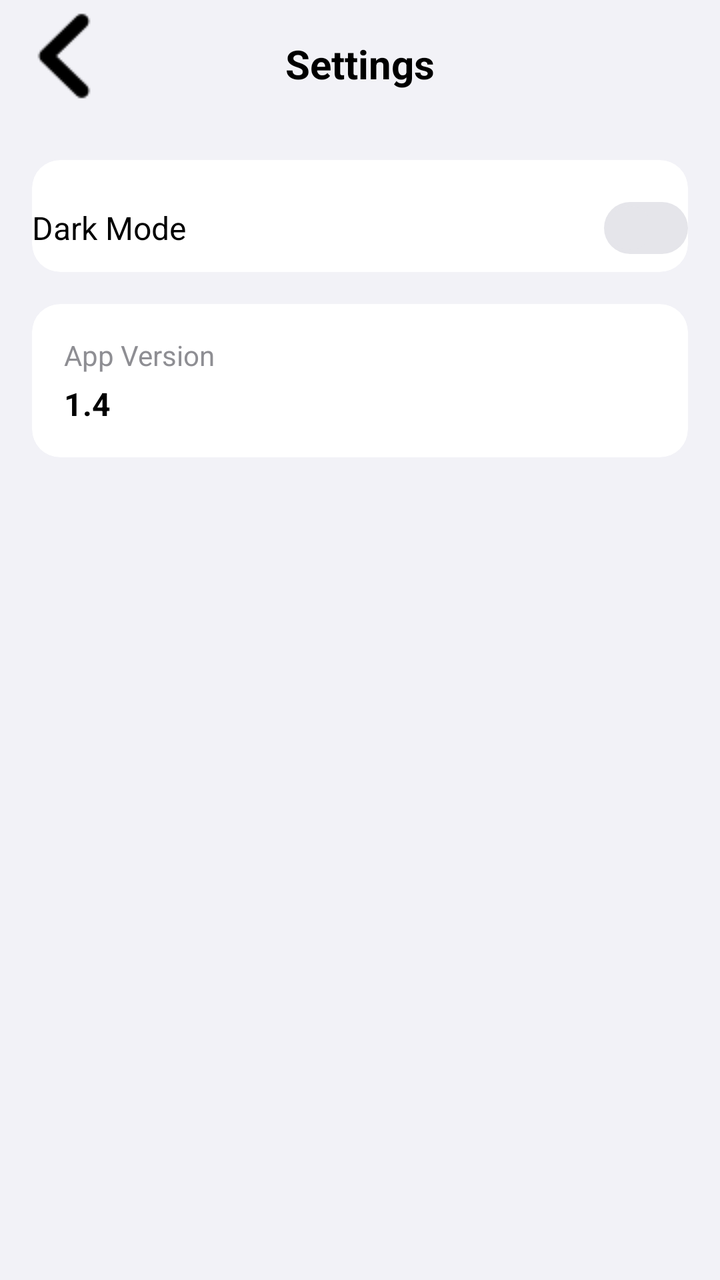
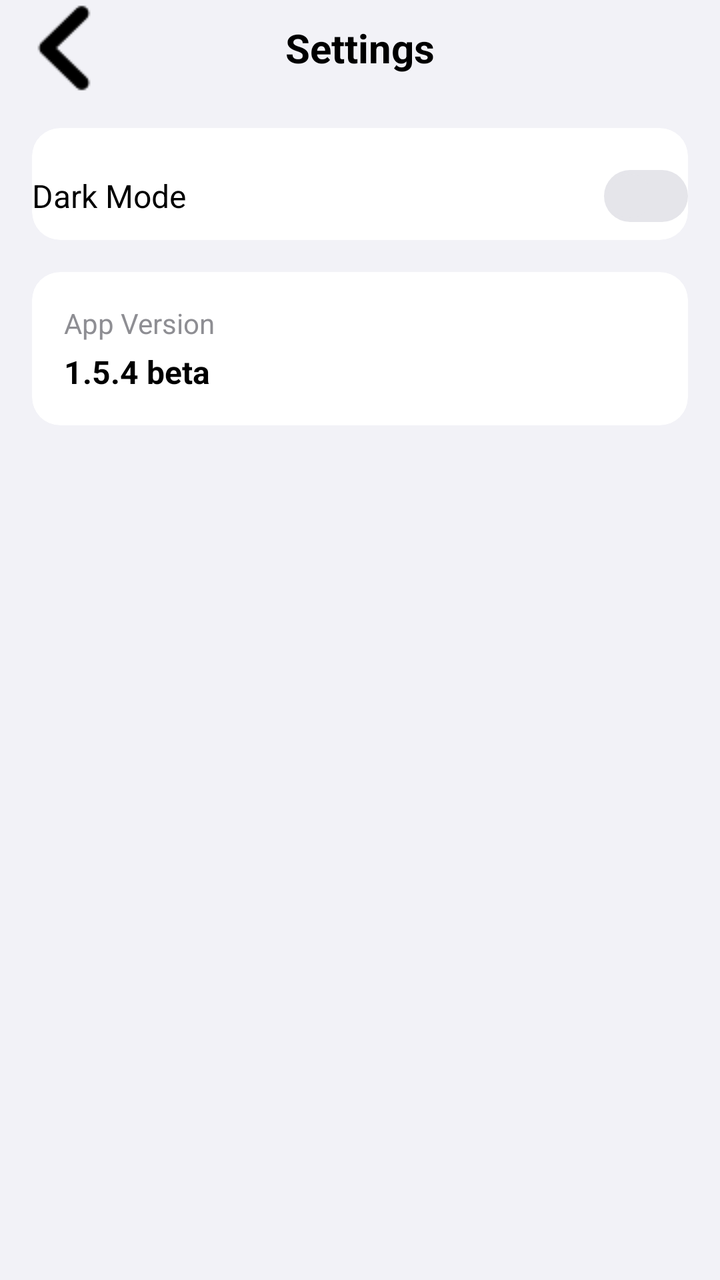

Compare the two renders of this Android layout. The source of the first and the diff that turns it into the second are given below.
<!-- AndroidManifest.xml: application theme Theme.Design.Light.NoActionBar -->
<!-- res/layout/activity_settings.xml -->
<?xml version="1.0" encoding="utf-8"?>
<androidx.coordinatorlayout.widget.CoordinatorLayout xmlns:android="http://schemas.android.com/apk/res/android"
    xmlns:app="http://schemas.android.com/apk/res-auto"
    android:layout_width="match_parent"
    android:layout_height="match_parent"
    android:background="#F2F2F7"
    android:fitsSystemWindows="true">

    <com.google.android.material.appbar.AppBarLayout
        android:id="@+id/appBarLayout"
        android:layout_width="match_parent"
        android:layout_height="wrap_content"
        android:background="@android:color/transparent"
        app:elevation="0dp">

        <androidx.appcompat.widget.Toolbar
            android:id="@+id/toolbar"
            android:layout_width="match_parent"
            android:layout_height="64dp"
            app:navigationIcon="@drawable/ic_menu_back">

            <TextView
                android:id="@+id/toolbar_title"
                android:layout_width="wrap_content"
                android:layout_height="wrap_content"
                android:layout_gravity="center"
                android:text="Settings"
                android:textColor="#000000"
                android:textSize="20sp"
                android:textStyle="bold" />
        </androidx.appcompat.widget.Toolbar>
    </com.google.android.material.appbar.AppBarLayout>

    <androidx.core.widget.NestedScrollView
        android:layout_width="match_parent"
        android:layout_height="match_parent"
        app:layout_behavior="@string/appbar_scrolling_view_behavior">

        <LinearLayout
            android:id="@+id/content_frame"
            android:layout_width="match_parent"
            android:layout_height="wrap_content"
            android:orientation="vertical"
            android:padding="16dp">

            <androidx.cardview.widget.CardView
                android:layout_width="match_parent"
                android:layout_height="wrap_content"
                android:layout_marginBottom="16dp"
                app:cardBackgroundColor="#FFFFFF"
                app:cardCornerRadius="14dp"
                app:cardElevation="0dp">

                <RelativeLayout
                    android:layout_width="match_parent"
                    android:layout_height="44dp"
                    android:layout_marginTop="12dp">

                    <TextView
                        android:layout_width="wrap_content"
                        android:layout_height="wrap_content"
                        android:layout_centerVertical="true"
                        android:text="Dark Mode"
                        android:textColor="#000000"
                        android:textSize="16sp" />

                    <FrameLayout
                        android:id="@+id/theme_switch"
                        android:layout_width="42dp"
                        android:layout_height="26dp"
                        android:layout_alignParentRight="true"
                        android:layout_centerVertical="true"
                        android:background="@drawable/track_shape"
                        android:padding="2dp">

                        <View
                            android:id="@+id/thumb"
                            android:layout_width="22dp"
                            android:layout_height="22dp"
                            android:background="@drawable/track_shape" />
                    </FrameLayout>
                </RelativeLayout> </androidx.cardview.widget.CardView>

            <androidx.cardview.widget.CardView
                android:layout_width="match_parent"
                android:layout_height="wrap_content"
                app:cardBackgroundColor="#FFFFFF"
                app:cardCornerRadius="14dp"
                app:cardElevation="0dp">

                <LinearLayout
                    android:layout_width="match_parent"
                    android:layout_height="wrap_content"
                    android:orientation="vertical"
                    android:padding="16dp">

                    <TextView
                        android:layout_width="wrap_content"
                        android:layout_height="wrap_content"
                        android:text="App Version"
                        android:textColor="#8E8E93"
                        android:textSize="14sp" />

                    <TextView
                        android:layout_width="wrap_content"
                        android:layout_height="wrap_content"
                        android:layout_marginTop="4dp"
                        android:text="1.4"
                        android:textColor="#000000"
                        android:textSize="16sp"
                        android:textStyle="bold" />
                </LinearLayout>
            </androidx.cardview.widget.CardView>

        </LinearLayout>
    </androidx.core.widget.NestedScrollView>

</androidx.coordinatorlayout.widget.CoordinatorLayout>
<!-- resources referenced by this layout -->
<resources>
  <!-- drawable ic_menu_back: png bitmap (drawable, 543 bytes) -->
  <!-- drawable track_shape (drawable) -->
  <?xml version="1.0" encoding="utf-8"?>
  <selector xmlns:android="http://schemas.android.com/apk/res/android">
      <item android:state_activated="true">
          <shape android:shape="rectangle">
              <solid android:color="#34C759" /> <corners android:radius="100dp" /> </shape>
      </item>
      <item>
          <shape android:shape="rectangle">
              <solid android:color="#E5E5EA" /> <corners android:radius="100dp" />
          </shape>
      </item>
  </selector>
</resources>

<!-- the commit's change to res/layout/activity_settings.xml (unified diff, before → after) -->
@@ -16,7 +16,7 @@
         <androidx.appcompat.widget.Toolbar
             android:id="@+id/toolbar"
             android:layout_width="match_parent"
-            android:layout_height="64dp"
+            android:layout_height="48dp"
             app:navigationIcon="@drawable/ic_menu_back">
 
             <TextView
@@ -105,7 +105,7 @@
                         android:layout_width="wrap_content"
                         android:layout_height="wrap_content"
                         android:layout_marginTop="4dp"
-                        android:text="1.4"
+                        android:text="1.5.4 beta"
                         android:textColor="#000000"
                         android:textSize="16sp"
                         android:textStyle="bold" />
